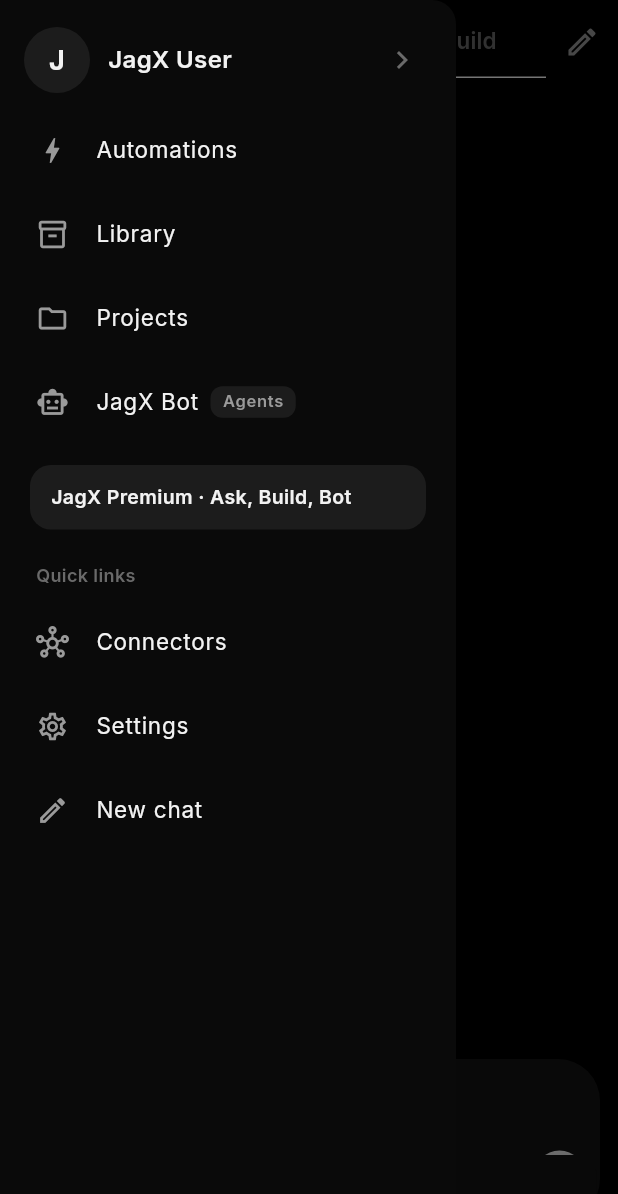
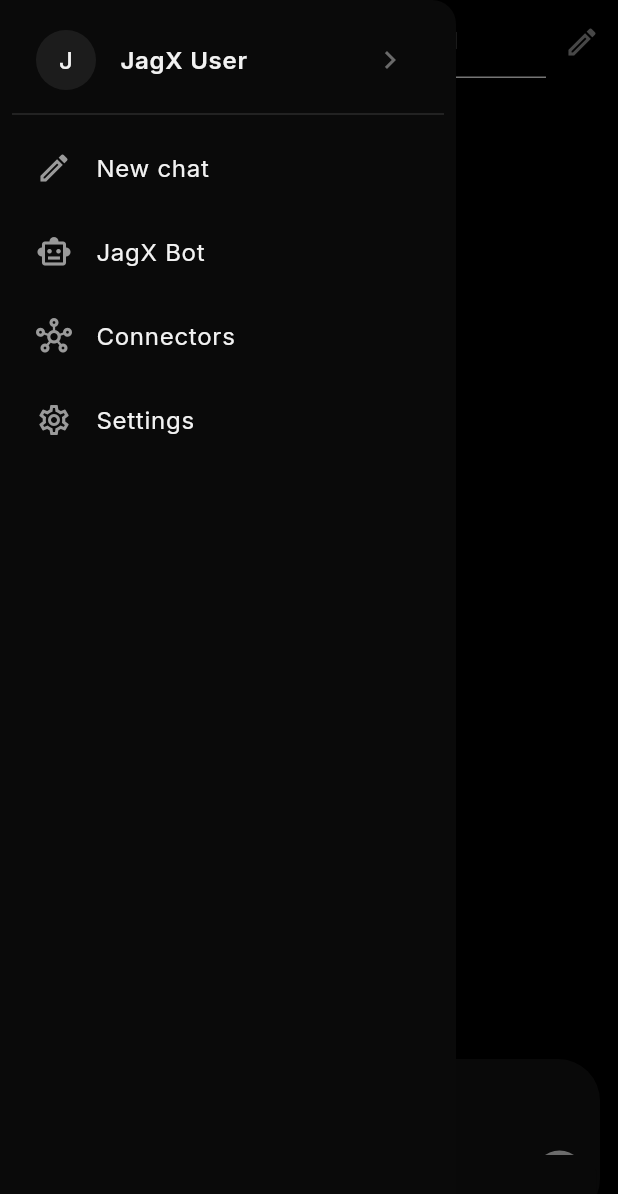
Before and after one commit to wantajudeen/jagx-ai-app, a Flutter app: the ChatScreen screen opened by its route, item 2 of the bottom bar chosen, in the side drawer, after a tap on the "add" icon, on a phone screen of 412 x 824 dp. Shown: the top 1194 px of the screen. Run offline on Flutter 3.47's test engine with Material 3 defaults, Android fonts, the phone set to English and light mode, and no system bars; our stand-ins replace dio, file_picker, flutter_dotenv, flutter_riverpod, go_router, google_fonts and 5 more; accounts and stored records are empty.

Commit message:
Chat: Ask+Build only, PDF export, slim drawer; pubspec deps

```diff
--- a/lib/screens/chat_screen.dart
+++ b/lib/screens/chat_screen.dart
@@ -10,6 +10,7 @@
 
 import '../core/ai.dart';
 import '../core/auth.dart';
+import '../core/export_doc.dart';
 import '../core/models.dart';
 import '../core/profile.dart';
 import '../core/theme.dart';
@@ -39,7 +40,7 @@
   @override
   void initState() {
     super.initState();
-    _tabs = TabController(length: 3, vsync: this);
+    _tabs = TabController(length: 2, vsync: this);
     _tabs.addListener(() {
       if (!_tabs.indexIsChanging) setState(() {});
     });
@@ -53,9 +54,7 @@
     setState(() {
       _displayName =
           (n != null && n.isNotEmpty) ? n : (dn ?? 'JagX User');
-      _hello = n == null || n.isEmpty
-          ? null
-          : '${Profile.greeting()}, $n';
+      _hello = n == null || n.isEmpty ? null : '${Profile.greeting()}, $n';
     });
   }
 
@@ -106,7 +105,7 @@
           children: [
             ListTile(
               leading: const Icon(Icons.photo_outlined, color: Jx.text),
-              title: const Text('Photo library',
+              title: const Text('Photo',
                   style: TextStyle(color: Jx.text)),
               onTap: () async {
                 Navigator.pop(ctx);
@@ -122,8 +121,7 @@
             ),
             ListTile(
               leading: const Icon(Icons.camera_alt_outlined, color: Jx.text),
-              title:
-                  const Text('Camera', style: TextStyle(color: Jx.text)),
+              title: const Text('Camera', style: TextStyle(color: Jx.text)),
               onTap: () async {
                 Navigator.pop(ctx);
                 final img = await ImagePicker()
@@ -138,14 +136,10 @@
             ),
             ListTile(
               leading: const Icon(Icons.attach_file, color: Jx.text),
-              title:
-                  const Text('File', style: TextStyle(color: Jx.text)),
+              title: const Text('File', style: TextStyle(color: Jx.text)),
               onTap: () async {
                 Navigator.pop(ctx);
-                final res = await FilePicker.platform.pickFiles(
-                  type: FileType.any,
-                  withData: false,
-                );
+                final res = await FilePicker.platform.pickFiles();
                 if (res != null && res.files.isNotEmpty) {
                   setState(() {
                     _pendingFile = res.files.first;
@@ -169,7 +163,7 @@
       return;
     }
 
-    final tab = _tabs.index;
+    final isBuild = _tabs.index == 1;
     var userLine = text;
     if (_pendingImage != null) {
       userLine = text.isEmpty
@@ -179,6 +173,13 @@
       userLine = text.isEmpty
           ? '[File: ${_pendingFile!.name}]'
           : '$text\n[File: ${_pendingFile!.name}]';
+    }
+
+    // Nudge for long-form exportable content
+    var promptText = userLine;
+    if (_wantsBook(text)) {
+      promptText =
+          '$userLine\n\nWrite the full content in plain text, chapter by chapter if needed. No markdown bold stars.';
     }
 
     setState(() {
@@ -192,34 +193,22 @@
     });
     _scrollDown();
 
-    if (tab == 1 || _wantsImage(text)) {
-      final url = await Ai.imagine(text.isEmpty ? 'abstract art' : text);
-      setState(() {
-        _messages.add(_Msg('Image ready:\n$url', false));
-        _streaming = null;
-        _loading = false;
-      });
-      await _saveHistory();
-      _scrollDown();
-      return;
-    }
+    final history = <Map<String, String>>[
+      for (final m in _messages)
+        if (m != _messages.last)
+          {'role': m.user ? 'user' : 'assistant', 'content': m.text},
+      {'role': 'user', 'content': promptText},
+    ];
 
-    final history = _messages
-        .map((m) => {
-              'role': m.user ? 'user' : 'assistant',
-              'content': m.text,
-            })
-        .toList();
-
-    final modelId = tab == 2 ? 'forge' : _model.id;
+    final modelId = isBuild ? 'forge' : _model.id;
     final reply = await Ai.chat(modelId: modelId, messages: history);
 
     var built = '';
-    const step = 24;
+    const step = 28;
     for (var i = 0; i < reply.length; i += step) {
       built = reply.substring(0, (i + step).clamp(0, reply.length));
       setState(() => _streaming = built);
-      await Future.delayed(const Duration(milliseconds: 3));
+      await Future.delayed(const Duration(milliseconds: 2));
     }
 
     setState(() {
@@ -231,12 +220,14 @@
     _scrollDown();
   }
 
-  bool _wantsImage(String text) {
+  bool _wantsBook(String text) {
     final t = text.toLowerCase();
-    return t.contains('imagine') ||
-        t.contains('generate image') ||
-        t.contains('draw ') ||
-        t.contains('create an image');
+    return t.contains('story') ||
+        t.contains('book') ||
+        t.contains('chapter') ||
+        t.contains('pdf') ||
+        t.contains('essay') ||
+        t.contains('novel');
   }
 
   void _toast(String m) {
@@ -267,18 +258,7 @@
       builder: (_) => SafeArea(
         child: ListView(
           shrinkWrap: true,
-          padding: const EdgeInsets.fromLTRB(8, 12, 8, 16),
-          children: [
-            const Padding(
-              padding: EdgeInsets.fromLTRB(16, 4, 16, 12),
-              child: Text('Model',
-                  style: TextStyle(
-                      color: Jx.text,
-                      fontWeight: FontWeight.w700,
-                      fontSize: 16)),
-            ),
-            ...Models.list.map((m) {
-              final selected = m.id == _model.id;
+          children: Models.list.map((m) {
             return ListTile(
               title: Text(m.name,
                   style: TextStyle(
@@ -287,9 +267,6 @@
                   )),
               subtitle: Text(m.subtitle,
                   style: const TextStyle(color: Jx.muted, fontSize: 12)),
-                trailing: selected
-                    ? const Icon(Icons.check, color: Jx.text)
-                    : null,
               onTap: () {
                 Navigator.pop(context);
                 if (m.comingSoon) {
@@ -299,8 +276,7 @@
                 }
               },
             );
-            }),
-          ],
+          }).toList(),
         ),
       ),
     );
@@ -317,41 +293,21 @@
     await p.remove('jx_chat_history');
   }
 
-  Widget _drawerTile({
-    required IconData icon,
-    required String title,
-    String? badge,
-    VoidCallback? onTap,
-  }) {
-    return ListTile(
-      leading: Icon(icon, color: Jx.muted, size: 22),
-      title: Row(
-        children: [
-          Text(title, style: const TextStyle(color: Jx.text, fontSize: 15)),
-          if (badge != null) ...[
-            const SizedBox(width: 8),
-            Container(
-              padding: const EdgeInsets.symmetric(horizontal: 8, vertical: 2),
-              decoration: BoxDecoration(
-                color: Jx.cardHover,
-                borderRadius: BorderRadius.circular(8),
-              ),
-              child: Text(badge,
-                  style: const TextStyle(
-                      color: Jx.muted,
-                      fontSize: 11,
-                      fontWeight: FontWeight.w600)),
-            ),
-          ],
-        ],
-      ),
-      onTap: onTap,
+  Future<void> _exportPdf(_Msg m) async {
+    try {
+      _toast('Building PDF…');
+      await ExportDoc.sharePdf(
+        title: 'JagX export',
+        body: m.text,
       );
+    } catch (e) {
+      _toast('Could not export PDF');
+    }
   }
 
   @override
   Widget build(BuildContext context) {
-    final tab = _tabs.index;
+    final isBuild = _tabs.index == 1;
     final chip = _model.badge ?? 'Fast';
 
     return Scaffold(
@@ -359,139 +315,64 @@
       drawer: Drawer(
         backgroundColor: Jx.surface,
         child: SafeArea(
-          child: Column(
-            crossAxisAlignment: CrossAxisAlignment.stretch,
+          child: ListView(
+            padding: const EdgeInsets.symmetric(horizontal: 8, vertical: 12),
             children: [
-              Padding(
-                padding: const EdgeInsets.fromLTRB(16, 16, 12, 8),
-                child: Row(
-                  children: [
-                    CircleAvatar(
-                      radius: 22,
+              ListTile(
+                leading: CircleAvatar(
                   backgroundColor: Jx.cardHover,
                   child: Text(
                     _displayName.isNotEmpty
                         ? _displayName[0].toUpperCase()
                         : 'J',
-                        style: const TextStyle(
-                            color: Jx.text,
-                            fontWeight: FontWeight.w700,
-                            fontSize: 18),
+                    style: const TextStyle(color: Jx.text),
                   ),
                 ),
-                    const SizedBox(width: 12),
-                    Expanded(
-                      child: Text(
-                        _displayName,
-                        maxLines: 1,
-                        overflow: TextOverflow.ellipsis,
+                title: Text(_displayName,
                     style: const TextStyle(
-                            color: Jx.text,
-                            fontWeight: FontWeight.w600,
-                            fontSize: 16),
-                      ),
-                    ),
-                    IconButton(
-                      icon: const Icon(Icons.chevron_right, color: Jx.dim),
-                      onPressed: () {
+                        color: Jx.text, fontWeight: FontWeight.w600)),
+                trailing: const Icon(Icons.chevron_right, color: Jx.dim),
+                onTap: () {
                   Navigator.pop(context);
                   context.push('/settings');
                 },
               ),
-                  ],
-                ),
-              ),
-              Expanded(
-                child: ListView(
-                  padding: const EdgeInsets.symmetric(horizontal: 8),
-                  children: [
-                    _drawerTile(
-                        icon: Icons.bolt_outlined,
-                        title: 'Automations',
+              const Divider(color: Jx.border),
+              ListTile(
+                leading: const Icon(Icons.edit_outlined, color: Jx.muted),
+                title:
+                    const Text('New chat', style: TextStyle(color: Jx.text)),
                 onTap: () {
                   Navigator.pop(context);
-                          _toast('Automations coming soon');
-                        }),
-                    _drawerTile(
-                        icon: Icons.inventory_2_outlined,
-                        title: 'Library',
-                        onTap: () {
-                          Navigator.pop(context);
-                          _toast('Chats stay on this device');
-                        }),
-                    _drawerTile(
-                        icon: Icons.folder_outlined,
-                        title: 'Projects',
-                        onTap: () {
-                          Navigator.pop(context);
-                          _tabs.animateTo(2);
-                        }),
-                    _drawerTile(
-                        icon: Icons.smart_toy_outlined,
-                        title: 'JagX Bot',
-                        badge: 'Agents',
+                  _newChat();
+                },
+              ),
+              ListTile(
+                leading: const Icon(Icons.smart_toy_outlined, color: Jx.muted),
+                title:
+                    const Text('JagX Bot', style: TextStyle(color: Jx.text)),
                 onTap: () {
                   Navigator.pop(context);
                   context.push('/bot');
-                        }),
-                    const SizedBox(height: 8),
-                    Padding(
-                      padding: const EdgeInsets.symmetric(
-                          horizontal: 12, vertical: 6),
-                      child: Material(
-                        color: Jx.cardHover,
-                        borderRadius: BorderRadius.circular(14),
-                        child: InkWell(
-                          borderRadius: BorderRadius.circular(14),
-                          onTap: () {
-                            Navigator.pop(context);
-                            context.push('/premium');
                 },
-                          child: const Padding(
-                            padding: EdgeInsets.symmetric(
-                                horizontal: 14, vertical: 12),
-                            child: Text(
-                              'JagX Premium · Ask, Build, Bot',
-                              style: TextStyle(
-                                  color: Jx.text,
-                                  fontWeight: FontWeight.w600,
-                                  fontSize: 13),
               ),
-                          ),
-                        ),
-                      ),
-                    ),
-                    const Padding(
-                      padding: EdgeInsets.fromLTRB(16, 16, 16, 8),
-                      child: Text('Quick links',
-                          style: TextStyle(
-                              color: Jx.dim,
-                              fontSize: 12,
-                              fontWeight: FontWeight.w600)),
-                    ),
-                    _drawerTile(
-                        icon: Icons.hub_outlined,
-                        title: 'Connectors',
+              ListTile(
+                leading: const Icon(Icons.hub_outlined, color: Jx.muted),
+                title:
+                    const Text('Connectors', style: TextStyle(color: Jx.text)),
                 onTap: () {
                   Navigator.pop(context);
                   context.push('/connectors');
-                        }),
-                    _drawerTile(
-                        icon: Icons.settings_outlined,
-                        title: 'Settings',
+                },
+              ),
+              ListTile(
+                leading: const Icon(Icons.settings_outlined, color: Jx.muted),
+                title:
+                    const Text('Settings', style: TextStyle(color: Jx.text)),
                 onTap: () {
                   Navigator.pop(context);
                   context.push('/settings');
-                        }),
-                    _drawerTile(
-                        icon: Icons.edit_outlined,
-                        title: 'New chat',
-                        onTap: () {
-                          Navigator.pop(context);
-                          _newChat();
-                        }),
-                  ],
-                ),
+                },
               ),
             ],
           ),
@@ -510,7 +391,6 @@
               const TextStyle(fontWeight: FontWeight.w600, fontSize: 15),
           tabs: const [
             Tab(text: 'Ask'),
-            Tab(text: 'Imagine'),
             Tab(text: 'Build'),
           ],
         ),
@@ -525,19 +405,24 @@
         children: [
           Expanded(
             child: _messages.isEmpty && _streaming == null
-                ? EmptyChat(mode: tab, hello: _hello)
+                ? EmptyChat(mode: isBuild ? 2 : 0, hello: _hello)
                 : ListView(
                     controller: _scroll,
                     padding: const EdgeInsets.symmetric(
                         horizontal: 16, vertical: 12),
                     children: [
-                      ..._messages.map((m) => _Bubble(m)),
+                      ..._messages.map((m) => _Bubble(
+                            m,
+                            onExport: m.user || m.text.length < 80
+                                ? null
+                                : () => _exportPdf(m),
+                          )),
                       if (_streaming != null)
                         _Bubble(_Msg(_streaming!, false), streaming: true),
                       if (_loading && _streaming == null)
                         const Padding(
                           padding: EdgeInsets.only(left: 8, top: 8),
-                          child: JagxMark(size: 28, color: Color(0xFF5C5C5C)),
+                          child: JagxMark(size: 26, color: Color(0xFF6A6A6A)),
                         ),
                     ],
                   ),
@@ -581,8 +466,6 @@
                       label: Text(_pendingFile!.name,
                           style: const TextStyle(
                               color: Jx.text, fontSize: 12)),
-                      deleteIcon: const Icon(Icons.close,
-                          size: 16, color: Jx.muted),
                       onDeleted: () =>
                           setState(() => _pendingFile = null),
                     ),
@@ -610,10 +493,8 @@
                       textInputAction: TextInputAction.send,
                       onSubmitted: (_) => _send(),
                       decoration: InputDecoration(
-                        hintText: tab == 2
+                        hintText: isBuild
                             ? 'Describe what to build…'
-                            : tab == 1
-                                ? 'Describe an image…'
                             : 'Ask anything',
                         hintStyle: const TextStyle(color: Jx.dim),
                         border: InputBorder.none,
@@ -640,9 +521,6 @@
                             child: Row(
                               mainAxisSize: MainAxisSize.min,
                               children: [
-                                const Icon(Icons.bolt,
-                                    size: 14, color: Jx.muted),
-                                const SizedBox(width: 4),
                                 Text(chip,
                                     style: const TextStyle(
                                         fontSize: 12, color: Jx.muted)),
@@ -693,9 +571,10 @@
 }
 
 class _Bubble extends StatelessWidget {
-  const _Bubble(this.msg, {this.streaming = false});
+  const _Bubble(this.msg, {this.streaming = false, this.onExport});
   final _Msg msg;
   final bool streaming;
+  final VoidCallback? onExport;
 
   @override
   Widget build(BuildContext context) {
@@ -732,14 +611,24 @@
                     const TextStyle(color: Jx.text, fontSize: 15, height: 1.5),
               ),
             if (!msg.user && !streaming)
-              Align(
-                alignment: Alignment.centerRight,
-                child: IconButton(
+              Row(
+                mainAxisAlignment: MainAxisAlignment.end,
+                children: [
+                  if (onExport != null)
+                    IconButton(
+                      visualDensity: VisualDensity.compact,
+                      tooltip: 'Save PDF',
+                      icon: const Icon(Icons.picture_as_pdf_outlined,
+                          size: 16, color: Jx.dim),
+                      onPressed: onExport,
+                    ),
+                  IconButton(
                     visualDensity: VisualDensity.compact,
                     icon: const Icon(Icons.copy, size: 15, color: Jx.dim),
                     onPressed: () =>
                         Clipboard.setData(ClipboardData(text: msg.text)),
                   ),
+                ],
               ),
           ],
         ),
--- a/lib/widgets/empty_chat.dart
+++ b/lib/widgets/empty_chat.dart
@@ -2,7 +2,6 @@
 
 import '../core/theme.dart';
 
-/// Minimal empty state — logo only, like modern AI apps.
 class EmptyChat extends StatelessWidget {
   final int mode;
   final String? hello;
@@ -21,21 +20,15 @@
       child: Column(
         mainAxisAlignment: MainAxisAlignment.center,
         children: [
-          const JagxMark(size: 72, color: Color(0xFF5C5C5C)),
-          const SizedBox(height: 28),
-          if (hello != null && hello!.isNotEmpty)
-            Padding(
-              padding: const EdgeInsets.symmetric(horizontal: 32),
-              child: Text(
-                hello!,
-                textAlign: TextAlign.center,
-                style: const TextStyle(
-                  color: Jx.muted,
-                  fontSize: 15,
-                  fontWeight: FontWeight.w500,
-                ),
-              ),
+          const JagxMark(size: 64, color: Color(0xFF7A7A7A)),
+          if (hello != null && hello!.isNotEmpty) ...[
+            const SizedBox(height: 20),
+            Text(
+              hello!,
+              textAlign: TextAlign.center,
+              style: const TextStyle(color: Jx.muted, fontSize: 15),
             ),
+          ],
         ],
       ),
     );
--- a/pubspec.yaml
+++ b/pubspec.yaml
@@ -1,7 +1,7 @@
 name: jagx_ai
 description: JagX AI by JagX and JRILICENSE
 publish_to: "none"
-version: 3.4.0+18
+version: 3.5.0+19
 
 environment:
   sdk: ">=3.4.0 <4.0.0"
@@ -22,6 +22,9 @@
   supabase_flutter: ^2.8.0
   image_picker: ^1.1.2
   file_picker: ^8.1.2
+  pdf: ^3.11.1
+  path_provider: ^2.1.4
+  share_plus: ^10.0.2
 
 dev_dependencies:
   flutter_test:
```
Lines whose indentation alone changed are shown as unchanged.
